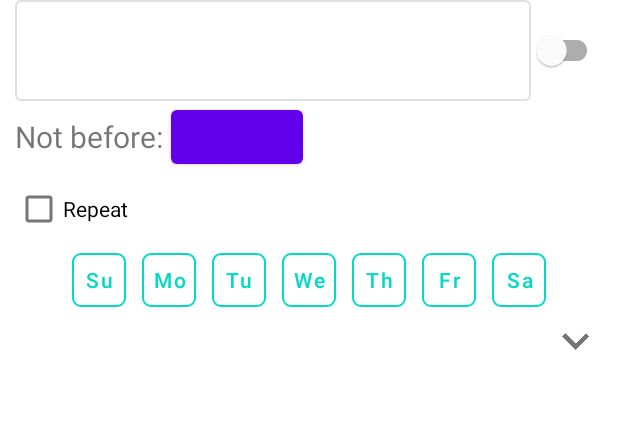
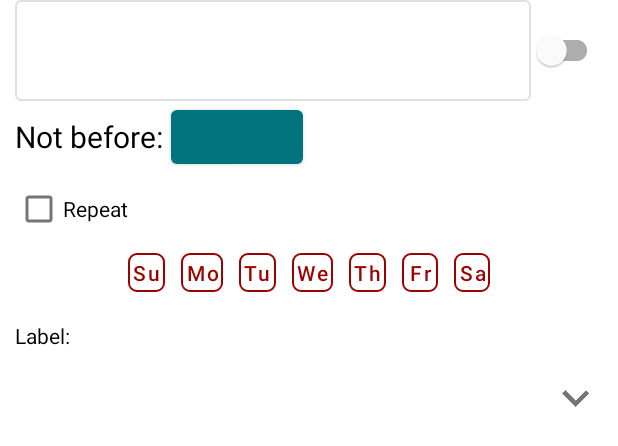
Before and after one commit to chellkamp/jumpyalarm, an Android app: the layout alarm_view.xml on its own in the app's theme, with its tools: preview values and no code run, on a phone screen of 412 x 824 dp. Shown: the top 446 px of the screen. Run offline under Robolectric (Android 15) with nearby library versions, the light colour scheme and no system bars.

Commit message:
Implement text input dialog for optional labels.  Apply custom coloring. Add disable colors for weekday buttons.  Make "Enabled" switch disable all editable controls when turned off.

```diff
--- /dev/null
+++ b/app/src/main/res/drawable/weekdaybtnshape_checked_disabled.xml
@@ -0,0 +1,6 @@
+<?xml version="1.0" encoding="utf-8"?>
+<shape xmlns:android="http://schemas.android.com/apk/res/android"
+    android:shape="rectangle">
+    <solid android:color="#bbbbbb"/>
+    <corners android:radius="5dp"/>
+</shape>
--- a/app/src/main/res/drawable/weekdaybtnshape_selector.xml
+++ b/app/src/main/res/drawable/weekdaybtnshape_selector.xml
@@ -1,7 +1,15 @@
 <?xml version="1.0" encoding="utf-8"?>
 <selector xmlns:android="http://schemas.android.com/apk/res/android">
     <item android:state_checked="true"
+        android:state_enabled="true"
         android:drawable="@drawable/weekdaybtnshape_checked"/>
     <item android:state_checked="false"
+        android:state_enabled="true"
         android:drawable="@drawable/weekdaybtnshape_unchecked"/>
+    <item android:state_checked="true"
+        android:state_enabled="false"
+        android:drawable="@drawable/weekdaybtnshape_checked_disabled"/>
+    <item android:state_checked="false"
+        android:state_enabled="false"
+        android:drawable="@drawable/weekdaybtnshape_unchecked_disabled"/>
 </selector>
--- /dev/null
+++ b/app/src/main/res/drawable/weekdaybtnshape_unchecked_disabled.xml
@@ -0,0 +1,8 @@
+<?xml version="1.0" encoding="utf-8"?>
+<shape xmlns:android="http://schemas.android.com/apk/res/android"
+    android:shape="rectangle">
+    <solid android:color="#00ffffff"/>
+    <stroke android:color="#bbbbbb"
+        android:width="1dp"/>
+    <corners android:radius="5dp"/>
+</shape>
--- a/app/src/main/res/drawable/weekdaybtntext.xml
+++ b/app/src/main/res/drawable/weekdaybtntext.xml
@@ -1,7 +1,15 @@
 <?xml version="1.0" encoding="utf-8"?>
 <selector xmlns:android="http://schemas.android.com/apk/res/android">
     <item android:state_checked="true"
+        android:state_enabled="true"
         android:color="?attr/colorOnSecondary"/>
     <item android:state_checked="false"
+        android:state_enabled="true"
         android:color="?attr/colorSecondary"/>
+    <item android:state_checked="true"
+        android:state_enabled="false"
+        android:color="#dddddd"/>
+    <item android:state_checked="false"
+        android:state_enabled="false"
+        android:color="#bbbbbb"/>
 </selector>
--- a/app/src/main/res/layout/alarm_view.xml
+++ b/app/src/main/res/layout/alarm_view.xml
@@ -68,6 +68,7 @@
                     android:textSize="20sp"
                     android:text="@{Converter.dateToDateString(viewModel.onOrAfter)}"
                     android:onClick="@{()->viewModel.runUserSelectDateAction()}"
+                    android:enabled="@{viewModel.enabled}"
                     />
             </LinearLayout>
 
@@ -75,7 +76,8 @@
                 android:layout_width="wrap_content"
                 android:layout_height="wrap_content"
                 android:text="@string/repeat_label"
-                android:checked="@={viewModel.repeat}"/>
+                android:checked="@={viewModel.repeat}"
+                android:enabled="@{viewModel.enabled}"/>
 
             <LinearLayout
                 android:layout_width="wrap_content"
@@ -85,38 +87,68 @@
                 <com.google.android.material.checkbox.MaterialCheckBox
                     style="@style/WeekdayBtn"
                     android:text="@string/day_sunday"
-                    android:checked="@={Converter.daysOfWeekByteToBoolean(AlarmViewModel.MASK_SUNDAY, viewModel, viewModel.daysOfWeek)}"/>
+                    android:checked="@={Converter.daysOfWeekByteToBoolean(AlarmViewModel.MASK_SUNDAY, viewModel, viewModel.daysOfWeek)}"
+                    android:enabled="@{viewModel.enabled}"/>
                 <com.google.android.material.checkbox.MaterialCheckBox
                     style="@style/WeekdayBtn"
                     android:text="@string/day_monday"
-                    android:checked="@={Converter.daysOfWeekByteToBoolean(AlarmViewModel.MASK_MONDAY, viewModel, viewModel.daysOfWeek)}"/>
+                    android:checked="@={Converter.daysOfWeekByteToBoolean(AlarmViewModel.MASK_MONDAY, viewModel, viewModel.daysOfWeek)}"
+                    android:enabled="@{viewModel.enabled}"/>
                 <com.google.android.material.checkbox.MaterialCheckBox
                     style="@style/WeekdayBtn"
                     android:text="@string/day_tuesday"
-                    android:checked="@={Converter.daysOfWeekByteToBoolean(AlarmViewModel.MASK_TUESDAY, viewModel, viewModel.daysOfWeek)}"/>
+                    android:checked="@={Converter.daysOfWeekByteToBoolean(AlarmViewModel.MASK_TUESDAY, viewModel, viewModel.daysOfWeek)}"
+                    android:enabled="@{viewModel.enabled}"/>
                 <com.google.android.material.checkbox.MaterialCheckBox
                     style="@style/WeekdayBtn"
                     android:text="@string/day_wednesday"
-                    android:checked="@={Converter.daysOfWeekByteToBoolean(AlarmViewModel.MASK_WEDNESDAY, viewModel, viewModel.daysOfWeek)}"/>
+                    android:checked="@={Converter.daysOfWeekByteToBoolean(AlarmViewModel.MASK_WEDNESDAY, viewModel, viewModel.daysOfWeek)}"
+                    android:enabled="@{viewModel.enabled}"/>
                 <com.google.android.material.checkbox.MaterialCheckBox
                     style="@style/WeekdayBtn"
                     android:text="@string/day_thursday"
-                    android:checked="@={Converter.daysOfWeekByteToBoolean(AlarmViewModel.MASK_THURSDAY, viewModel, viewModel.daysOfWeek)}"/>
+                    android:checked="@={Converter.daysOfWeekByteToBoolean(AlarmViewModel.MASK_THURSDAY, viewModel, viewModel.daysOfWeek)}"
+                    android:enabled="@{viewModel.enabled}"/>
                 <com.google.android.material.checkbox.MaterialCheckBox
                     style="@style/WeekdayBtn"
                     android:text="@string/day_friday"
-                    android:checked="@={Converter.daysOfWeekByteToBoolean(AlarmViewModel.MASK_FRIDAY, viewModel, viewModel.daysOfWeek)}"/>
+                    android:checked="@={Converter.daysOfWeekByteToBoolean(AlarmViewModel.MASK_FRIDAY, viewModel, viewModel.daysOfWeek)}"
+                    android:enabled="@{viewModel.enabled}"/>
                 <com.google.android.material.checkbox.MaterialCheckBox
                     style="@style/WeekdayBtn"
                     android:text="@string/day_saturday"
-                    android:checked="@={Converter.daysOfWeekByteToBoolean(AlarmViewModel.MASK_SATURDAY, viewModel, viewModel.daysOfWeek)}"/>
+                    android:checked="@={Converter.daysOfWeekByteToBoolean(AlarmViewModel.MASK_SATURDAY, viewModel, viewModel.daysOfWeek)}"
+                    android:enabled="@{viewModel.enabled}"/>
+            </LinearLayout>
+            <LinearLayout
+                android:layout_width="match_parent"
+                android:layout_height="wrap_content"
+                android:orientation="horizontal">
+                <TextView
+                    android:layout_width="wrap_content"
+                    android:layout_height="wrap_content"
+                    android:layout_gravity="center_vertical"
+                    android:layout_marginEnd="5dp"
+                    android:layout_marginRight="5dp"
+                    android:text="@string/label_text"/>
+                <com.google.android.material.button.MaterialButton
+                    style="@style/Widget.MaterialComponents.Button.TextButton"
+                    android:layout_width="match_parent"
+                    android:layout_height="wrap_content"
+                    android:minWidth="50sp"
+                    android:textAllCaps="false"
+                    android:gravity="start|center_vertical"
+                    android:text="@{Converter.labelOrDefault(viewModel.label, @string/label_default)}"
+                    android:onClick="@{()->viewModel.runUserSelectLabelAction()}"
+                    android:enabled="@{viewModel.enabled}"
+                    />
             </LinearLayout>
 
         </LinearLayout>
         <RelativeLayout
             android:layout_width="match_parent"
             android:layout_height="wrap_content">
-            <TextView
+            <com.google.android.material.textview.MaterialTextView
                 android:id="@+id/nextAlarmDateText"
                 android:layout_width="250dp"
                 android:layout_height="wrap_content"
--- a/app/src/main/res/values/strings.xml
+++ b/app/src/main/res/values/strings.xml
@@ -6,7 +6,7 @@
     <string name="alarm_placeholder">Alarm list will go here.</string>
     <string name="start_date_text">Not before:</string>
     <string name="repeat_label">Repeat</string>
-    <string name="label_hint">Label</string>
+    <string name="label_text">Label:</string>
     <string name="day_sunday">Su</string>
     <string name="day_monday">Mo</string>
     <string name="day_tuesday">Tu</string>
@@ -14,4 +14,5 @@
     <string name="day_thursday">Th</string>
     <string name="day_friday">Fr</string>
     <string name="day_saturday">Sa</string>
+    <string name="label_default">Enter label here</string>
 </resources>
--- a/app/src/main/res/values/styles.xml
+++ b/app/src/main/res/values/styles.xml
@@ -8,6 +8,11 @@
         <item name="colorPrimaryDark">@color/colorPrimaryDark</item>
         <item name="colorAccent">@color/colorAccent</item>
         -->
+        <item name="colorPrimary">#00737F</item>
+        <item name="colorSecondary">#990300</item>
+        <item name="colorOnSecondary">#FFFFFF</item>
+        <item name="android:textColor">#000000</item>
+
     </style>
 
     <style name="ClearBtn" parent="Widget.MaterialComponents.Button.OutlinedButton">
@@ -28,8 +33,8 @@
         <item name="android:textAllCaps">false</item>
         <item name="android:button">@null</item>
         <item name="android:gravity">center</item>
-        <item name="android:minWidth">36dp</item>
-        <item name="android:minHeight">36dp</item>
+        <item name="android:minWidth">24dp</item>
+        <item name="android:minHeight">24dp</item>
         <item name="android:padding">3dp</item>
         <item name="android:layout_margin">5dp</item>
     </style>
--- a/util/src/main/res/values/strings.xml
+++ b/util/src/main/res/values/strings.xml
@@ -1,3 +1,6 @@
 <resources>
     <string name="app_name">Utility Library</string>
+    <string name="enter_text_hint">Enter text</string>
+    <string name="dialog_okay">OK</string>
+    <string name="dialog_cancel">Cancel</string>
 </resources>
```
Also changed, not shown: app/src/main/java/org/hellscode/jumpyalarm/ui/model/AlarmViewModel.java (+22 -0 lines), app/src/main/java/org/hellscode/jumpyalarm/ui/model/Converter.java (+8 -0 lines), app/src/main/java/org/hellscode/jumpyalarm/ui/view/AlarmListFragment.java (+53 -1 lines), util/src/main/java/org/hellscode/util/ui/view/TextEditFragment.java (added, +117 -0 lines), util/src/main/res/layout/text_input_dialog.xml (added, +11 -0 lines).
